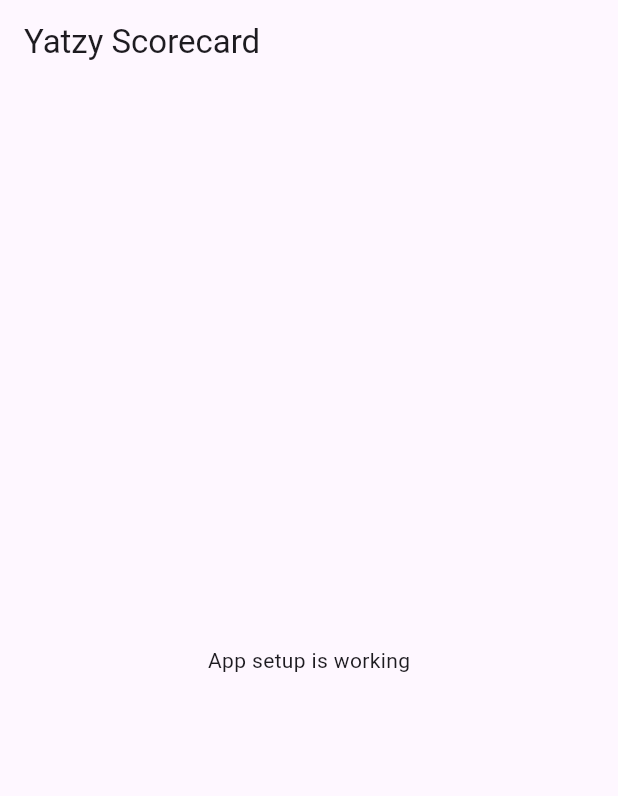
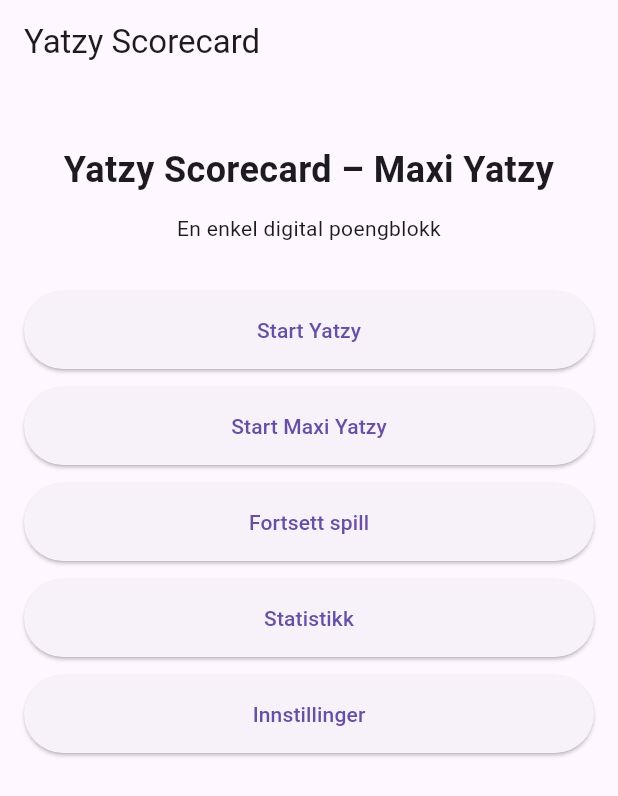
Before and after one commit to jonasdv92/yatzy_scorecard, a Flutter app: the screen it shows after launch, on a phone screen of 412 x 824 dp. Shown: the top 796 px of the screen. Run offline on Flutter 3.47's test engine with Material 3 defaults, Android fonts, the phone set to English and light mode, and no system bars; our stand-ins replace hive, hive_flutter; accounts and stored records are empty.

Commit message:
Added home screen and new game screen

```diff
--- a/lib/main.dart
+++ b/lib/main.dart
@@ -8,6 +8,7 @@ import 'models/game_type.dart';
 import 'models/score_category.dart';
 import 'providers/game_provider.dart';
 import 'providers/settings_provider.dart';
+import 'screens/home_screen.dart';
 import 'services/storage_service.dart';
 
 void main() async {
@@ -37,14 +38,7 @@ class MyApp extends StatelessWidget {
       ],
       child: MaterialApp(
         title: 'Yatzy Scorecard',
-        home: Scaffold(
-          appBar: AppBar(
-            title: const Text('Yatzy Scorecard'),
-          ),
-          body: const Center(
-            child: Text('App setup is working'),
-          ),
-        ),
+        home: const HomeScreen(),
       ),
     );
   }
--- /dev/null
+++ b/lib/screens/home_screen.dart
@@ -0,0 +1,91 @@
+import 'package:flutter/material.dart';
+
+import '../models/game_type.dart';
+import '../widgets/primary_button.dart';
+import 'new_game_screen.dart';
+
+class HomeScreen extends StatelessWidget {
+  const HomeScreen({super.key});
+
+  void _openNewGame(BuildContext context, GameType type) {
+    Navigator.push(
+      context,
+      MaterialPageRoute(
+        builder: (_) => NewGameScreen(gameType: type),
+      ),
+    );
+  }
+
+  @override
+  Widget build(BuildContext context) {
+    return Scaffold(
+      appBar: AppBar(
+        title: const Text('Yatzy Scorecard'),
+      ),
+      body: Padding(
+        padding: const EdgeInsets.all(16),
+        child: Column(
+          children: [
+            const SizedBox(height: 24),
+            const Text(
+              'Yatzy Scorecard – Maxi Yatzy',
+              style: TextStyle(
+                fontSize: 24,
+                fontWeight: FontWeight.bold,
+              ),
+              textAlign: TextAlign.center,
+            ),
+            const SizedBox(height: 12),
+            const Text(
+              'En enkel digital poengblokk',
+              textAlign: TextAlign.center,
+            ),
+            const SizedBox(height: 32),
+            PrimaryButton(
+              text: 'Start Yatzy',
+              onPressed: () => _openNewGame(context, GameType.yatzy),
+            ),
+            const SizedBox(height: 12),
+            PrimaryButton(
+              text: 'Start Maxi Yatzy',
+              onPressed: () => _openNewGame(context, GameType.maxiYatzy),
+            ),
+            const SizedBox(height: 12),
+            PrimaryButton(
+              text: 'Fortsett spill',
+              onPressed: () {
+                ScaffoldMessenger.of(context).showSnackBar(
+                  const SnackBar(
+                    content: Text('Kommer i neste pakke'),
+                  ),
+                );
+              },
+            ),
+            const SizedBox(height: 12),
+            PrimaryButton(
+              text: 'Statistikk',
+              onPressed: () {
+                ScaffoldMessenger.of(context).showSnackBar(
+                  const SnackBar(
+                    content: Text('Kommer senere'),
+                  ),
+                );
+              },
+            ),
+            const SizedBox(height: 12),
+            PrimaryButton(
+              text: 'Innstillinger',
+              onPressed: () {
+                ScaffoldMessenger.of(context).showSnackBar(
+                  const SnackBar(
+                    content: Text('Kommer senere'),
+                  ),
+                );
+              },
+            ),
+          ],
+        ),
+      ),
+    );
+  }
+}
--- /dev/null
+++ b/lib/widgets/primary_button.dart
@@ -0,0 +1,24 @@
+import 'package:flutter/material.dart';
+
+class PrimaryButton extends StatelessWidget {
+  final String text;
+  final VoidCallback onPressed;
+
+  const PrimaryButton({
+    super.key,
+    required this.text,
+    required this.onPressed,
+  });
+
+  @override
+  Widget build(BuildContext context) {
+    return SizedBox(
+      width: double.infinity,
+      height: 52,
+      child: ElevatedButton(
+        onPressed: onPressed,
+        child: Text(text),
+      ),
+    );
+  }
+}
```
Also changed, not shown: lib/screens/new_game_screen.dart (added, +145 -0 lines).
